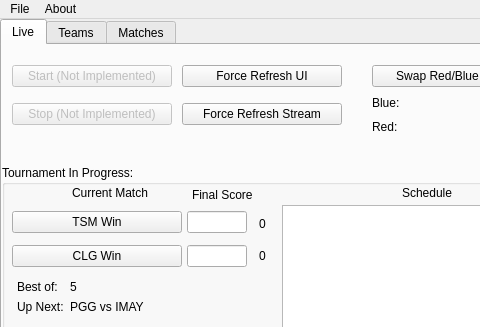
Before: the Qt Designer form static/form.ui in chhopsky/updatethestream, drawn with Qt 5; both pictures show x 0 to 480 and y 0 to 327 of the 800 by 600 pixel window.
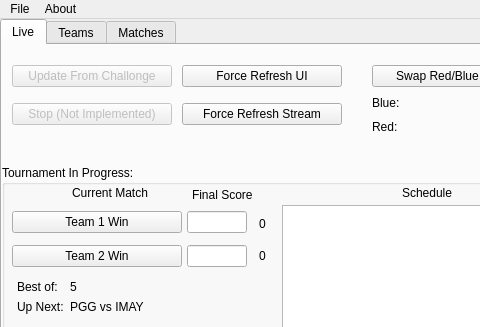
After: the same form once the commit is applied. Icons and pictures are not drawn.

Commit message: Bring back form.ui window layout

Diff of the .ui file:
```diff
--- a/static/form.ui
+++ b/static/form.ui
@@ -43,13 +43,13 @@
        <item>
         <widget class="QPushButton" name="start_button">
          <property name="enabled">
-          <bool>false</bool>
+          <bool>False</bool>
          </property>
          <property name="toolTip">
           <string>Starts the tournament with all current configuration. Writes out OBS files to disk.</string>
          </property>
          <property name="text">
-          <string>Start (Not Implemented)</string>
+          <string>Update From Challonge</string>
          </property>
         </widget>
        </item>
@@ -150,7 +150,7 @@
         <item>
          <widget class="QPushButton" name="team1_win_button">
           <property name="text">
-           <string>TSM Win</string>
+           <string>Team 1 Win</string>
           </property>
          </widget>
         </item>
@@ -163,7 +163,7 @@
            </sizepolicy>
           </property>
           <property name="text">
-           <string>CLG Win</string>
+           <string>Team 2 Win</string>
           </property>
          </widget>
         </item>
```
Left out of the diff: 25 changed lines with no effect on the pictures. The commit also changes 2 other files.
